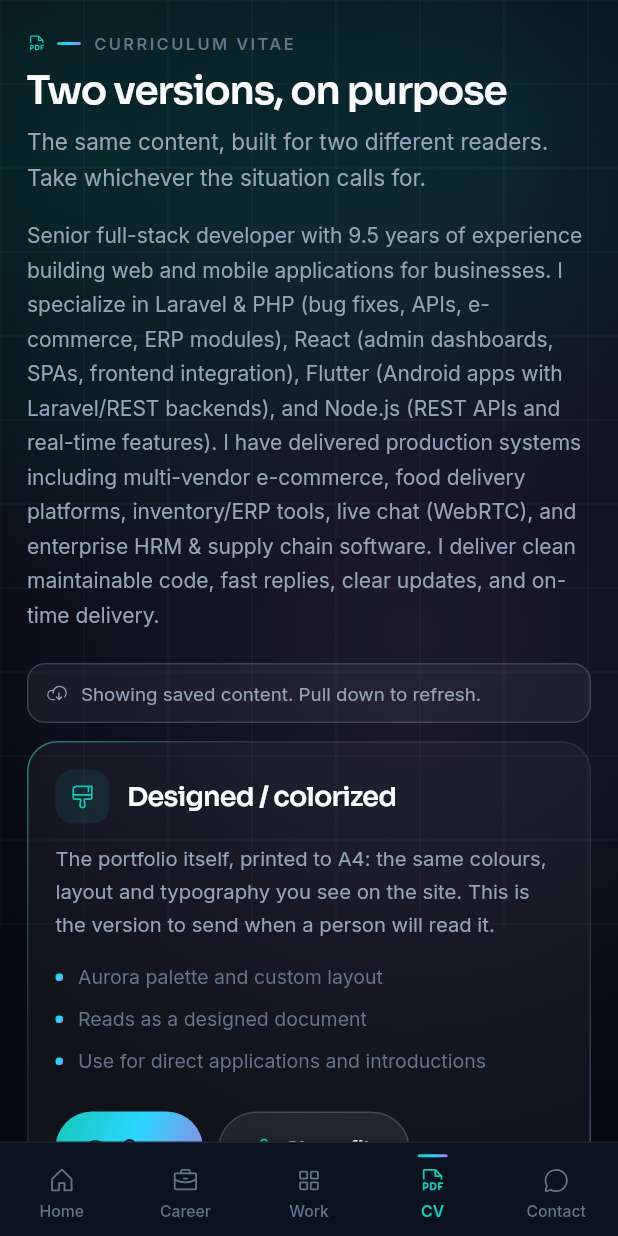
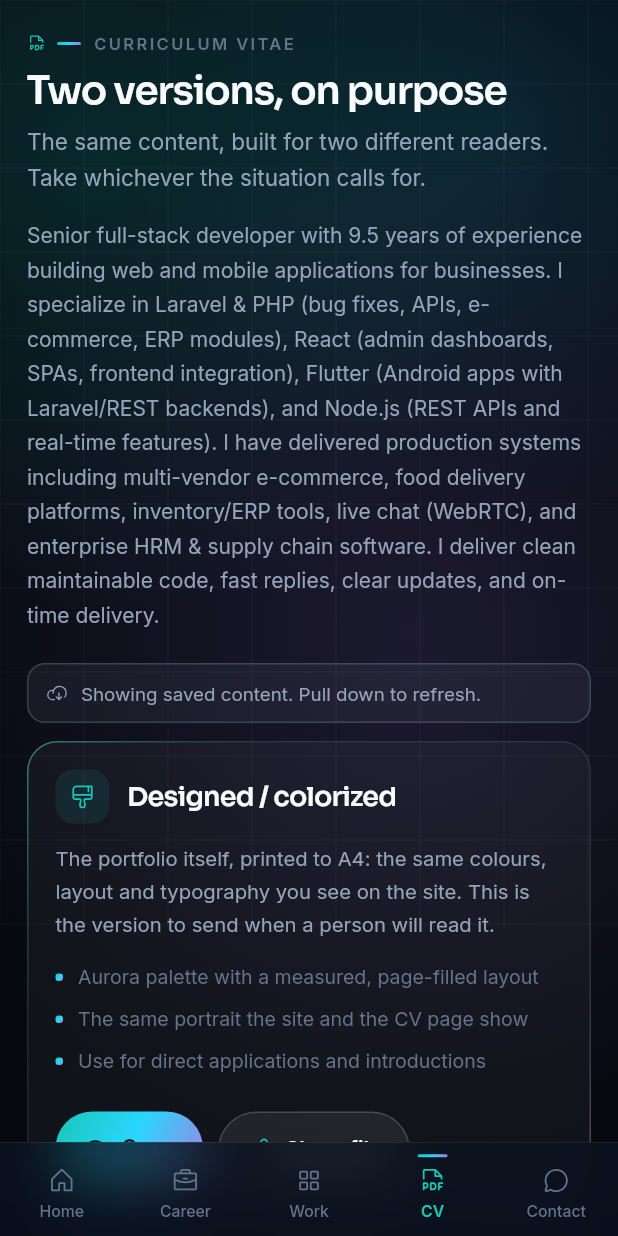
Before and after one commit to ciphercall/gazi-portfolio-app, a Flutter app: the CvScreen screen opened by its route, on a phone screen of 412 x 824 dp. Run offline on Flutter 3.47's test engine with Material 3 defaults, Android fonts, the phone set to English and light mode, and no system bars; our stand-ins replace cached_network_image, dio, go_router, package_info_plus, phosphor_flutter, share_plus and 1 more; missing offline and left inert: flutter_pdfview; accounts and stored records are empty; network calls fail.

Commit message:
Frost the app bar and describe the CVs from the server
The bottom bar was a 95%-opaque solid strip, and the CV screen still promised "no
images" while the document can now carry a photo.

- Wrap the bottom bar in ClipRect + BackdropFilter over a translucent tint, and
  extend the body behind it so content scrolls under the glass
- Fetch /api/v1/cv and use its photo state and ATS note in the CV screen, with
  the documented defaults when the endpoint is unavailable
- Add CvInfo and ApiClient.fetchCvInfo; design copy no longer claims the
  designed CV has a fixed layout

Co-authored-by: CommandCodeBot <noreply@commandcode.ai>

```diff
--- a/lib/data/api_client.dart
+++ b/lib/data/api_client.dart
@@ -149,6 +149,17 @@ class ApiClient {
     }
   }
 
+  /// What the two CV documents currently contain. Tolerated as unavailable so an
+  /// older backend cannot break the CV screen — the UI falls back to the
+  /// documented defaults.
+  Future<CvInfo?> fetchCvInfo() async {
+    try {
+      return await _get('/api/v1/cv', CvInfo.fromJson);
+    } on DioException {
+      return null;
+    }
+  }
+
   /// Detail payload — the only endpoint that returns the markdown body.
   Future<Project?> fetchProject(String slug) async {
     try {
--- a/lib/data/models.dart
+++ b/lib/data/models.dart
@@ -345,6 +345,41 @@ class SocialPost {
   };
 }
 
+/// What the two generated CV PDFs currently contain.
+///
+/// The app does not build either document — it downloads them — so this exists
+/// only so the CV screen describes them truthfully. [fallback] matches the
+/// server defaults, which is what an older backend without `/api/v1/cv` ships.
+class CvInfo {
+  const CvInfo({
+    required this.designedPhoto,
+    required this.atsPhoto,
+    required this.atsNote,
+  });
+
+  final bool designedPhoto;
+  final bool atsPhoto;
+  final String atsNote;
+
+  static const CvInfo fallback = CvInfo(
+    designedPhoto: true,
+    atsPhoto: false,
+    atsNote: 'Single column, no tables, no graphics and no images for reliable parsing.',
+  );
+
+  factory CvInfo.fromJson(Map<String, dynamic> json) {
+    final designed = Map<String, dynamic>.from(json['designed'] as Map? ?? const {});
+    final ats = Map<String, dynamic>.from(json['ats'] as Map? ?? const {});
+    final notes = Map<String, dynamic>.from(json['notes'] as Map? ?? const {});
+
+    return CvInfo(
+      designedPhoto: designed['photo'] as bool? ?? true,
+      atsPhoto: ats['photo'] as bool? ?? false,
+      atsNote: (notes['ats'] as String?) ?? fallback.atsNote,
+    );
+  }
+}
+
 /// The complete payload the app renders from. Cached as one JSON document, so a
 /// snapshot is always internally consistent.
 class PortfolioSnapshot {
--- a/lib/screens/cv_screen.dart
+++ b/lib/screens/cv_screen.dart
@@ -1,3 +1,4 @@
+import 'dart:async';
 import 'dart:io';
 
 import 'package:flutter/material.dart';
@@ -6,14 +7,35 @@ import 'package:phosphor_flutter/phosphor_flutter.dart';
 import 'package:provider/provider.dart';
 import 'package:share_plus/share_plus.dart';
 
+import '../data/models.dart';
 import '../data/repository.dart';
 import '../theme/aurora.dart';
 import '../widgets/buttons.dart';
 import '../widgets/states.dart';
 import '../widgets/surfaces.dart';
 
-class CvScreen extends StatelessWidget {
+class CvScreen extends StatefulWidget {
   const CvScreen({super.key});
+
+  @override
+  State<CvScreen> createState() => _CvScreenState();
+}
+
+class _CvScreenState extends State<CvScreen> {
+  /// Server defaults until `/api/v1/cv` answers; offline keeps the defaults.
+  CvInfo _info = CvInfo.fallback;
+
+  @override
+  void initState() {
+    super.initState();
+    unawaited(_loadInfo());
+  }
+
+  Future<void> _loadInfo() async {
+    final info = await context.read<PortfolioRepository>().api.fetchCvInfo();
+    if (!mounted || info == null) return;
+    setState(() => _info = info);
+  }
 
   @override
   Widget build(BuildContext context) {
@@ -53,9 +75,11 @@ class CvScreen extends StatelessWidget {
               icon: PhosphorIconsRegular.paintBrushBroad,
               description:
                   'The portfolio itself, printed to A4: the same colours, layout and typography you see on the site. This is the version to send when a person will read it.',
-              points: const [
-                'Aurora palette and custom layout',
-                'Reads as a designed document',
+              points: [
+                'Aurora palette with a measured, page-filled layout',
+                _info.designedPhoto
+                    ? 'The same portrait the site and the CV page show'
+                    : 'Portrait currently switched off in the admin panel',
                 'Use for direct applications and introductions',
               ],
             ),
@@ -66,10 +90,10 @@ class CvScreen extends StatelessWidget {
               icon: PhosphorIconsRegular.robot,
               description:
                   'Deliberately plain, so applicant-tracking software can parse it reliably. Its beauty is that a machine can read every line.',
-              points: const [
-                'Single column, no images, no tables',
+              points: [
+                'Single column, no tables, no graphics',
                 'Standard fonts and conventional headings',
-                'Month-and-year dates, one fact per line',
+                _info.atsNote,
               ],
             ),
 
--- a/lib/widgets/app_shell.dart
+++ b/lib/widgets/app_shell.dart
@@ -1,3 +1,5 @@
+import 'dart:ui' show ImageFilter;
+
 import 'package:flutter/material.dart';
 import 'package:go_router/go_router.dart';
 import 'package:phosphor_flutter/phosphor_flutter.dart';
@@ -47,6 +49,9 @@ class AppShell extends StatelessWidget {
       intensity: 0.85,
       child: Scaffold(
         backgroundColor: Colors.transparent,
+        // Content scrolls *under* the bar, which is what makes the blur read as
+        // glass rather than as a solid strip.
+        extendBody: true,
         body: SafeArea(
           bottom: false,
           child: Column(
@@ -80,9 +85,14 @@ class _Bar extends StatelessWidget {
 
   @override
   Widget build(BuildContext context) {
-    return Container(
+    // Frosted glass, matching the web app's navigation pane: a translucent tint
+    // over a real backdrop blur, not a solid strip.
+    return ClipRect(
+      child: BackdropFilter(
+        filter: ImageFilter.blur(sigmaX: 18, sigmaY: 18),
+        child: Container(
           decoration: const BoxDecoration(
-        color: Color(0xF20A1120),
+            color: Color(0xB30A1120),
             border: Border(top: BorderSide(color: Aurora.line)),
           ),
           child: SafeArea(
@@ -100,6 +110,8 @@ class _Bar extends StatelessWidget {
                       ),
                     ),
                 ],
+              ),
+            ),
           ),
         ),
       ),
```
Lines whose indentation alone changed are shown as unchanged.
